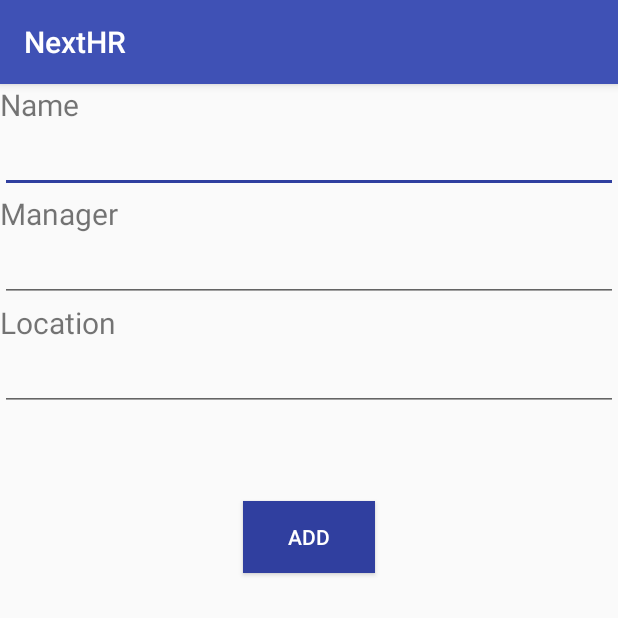
After one commit to Frz11/NextHr, an Android app: the AddDepartmentActivity screen opened directly, with no data from a screen before it, on a phone screen of 412 x 824 dp, the top half of it. The commit adds this screen. Run offline under Robolectric (Android 15) with nearby library versions, the phone set to English and light mode, and no system bars; our stand-ins replace Firebase (no records; nobody signed in at launch, a user with empty details on screens opened directly); Roboto replaces fonts that are not available here; 1 statement that could not run was skipped.

Commit message:
started departments + more reworks

```diff
--- a/app/src/main/AndroidManifest.xml
+++ b/app/src/main/AndroidManifest.xml
@@ -14,7 +14,9 @@
         android:roundIcon="@mipmap/ic_launcher_round"
         android:supportsRtl="true"
         android:theme="@style/AppTheme">
-        <activity android:name=".EditLocationActivity"></activity>
+        <activity android:name=".EditDepartmentActivity"></activity>
+        <activity android:name=".AddDepartmentActivity" />
+        <activity android:name=".EditLocationActivity" />
         <activity android:name=".AddLocationActivity" />
         <activity android:name=".AddRoleActivity" />
         <activity
--- a/app/src/main/java/com/example/cristianion/nexthr/FirstAdminActivity.java
+++ b/app/src/main/java/com/example/cristianion/nexthr/FirstAdminActivity.java
@@ -111,6 +111,7 @@ public class FirstAdminActivity extends AppCompatActivity {
                         if(!task.isSuccessful()){
                             showError(getApplicationContext(),"Register failed: "
                                     +task.getException());
+                            showProgress(false,firstAdminView,progressBar);
                         } else {
                             auth.signInWithEmailAndPassword(email,password).addOnSuccessListener(new OnSuccessListener<AuthResult>() {
                                 @Override
@@ -171,6 +172,9 @@ public class FirstAdminActivity extends AppCompatActivity {
                                                         }
                                                     });
                                                 }
+                                            } else {
+                                                showError(getApplicationContext(),"Company name already in use!");
+                                                showProgress(false,firstAdminView,progressBar);
                                             }
                                         }
                                     });
--- a/app/src/main/java/com/example/cristianion/nexthr/LocationFragment.java
+++ b/app/src/main/java/com/example/cristianion/nexthr/LocationFragment.java
@@ -66,7 +66,7 @@ public class LocationFragment extends Fragment {
         super.onActivityResult(requestCode, resultCode, data);
         if(requestCode == 1){
             assert getFragmentManager() != null;
-            getFragmentManager().beginTransaction().replace(R.id.Frame,new LocationFragment());
+            getFragmentManager().beginTransaction().replace(R.id.Frame,new LocationFragment()).commit();
 
         }
     }
--- a/app/src/main/java/com/example/cristianion/nexthr/MenuActivity.java
+++ b/app/src/main/java/com/example/cristianion/nexthr/MenuActivity.java
@@ -51,6 +51,7 @@ public class MenuActivity extends AppCompatActivity
 
 
     public static final int editLocationCode = 1;
+    public static final int editDepartmentCode = 2;
 
     private FirebaseFirestore db = FirebaseFirestore.getInstance();
 
@@ -224,6 +225,8 @@ public class MenuActivity extends AppCompatActivity
             fragment = new RolesFragment();
         } else if (id == R.id.nav_employees) {
             fragment = new EmployeesFragment();
+        } else if (id == R.id.nav_departments){
+            fragment = new DepartmentsFragment();
         } else if (id == R.id.nav_locations){
             fragment = new LocationFragment();
         }
@@ -248,6 +251,8 @@ public class MenuActivity extends AppCompatActivity
             case editLocationCode :
                 getSupportFragmentManager().beginTransaction().replace(R.id.Frame,new LocationFragment()).commit();
                 break;
+            case editDepartmentCode :
+                getSupportFragmentManager().beginTransaction().replace(R.id.Frame,new DepartmentsFragment()).commit();
         }
     }
 }
--- /dev/null
+++ b/app/src/main/res/layout/activity_add_department.xml
@@ -0,0 +1,79 @@
+<?xml version="1.0" encoding="utf-8"?>
+<RelativeLayout xmlns:android="http://schemas.android.com/apk/res/android"
+    xmlns:app="http://schemas.android.com/apk/res-auto"
+    xmlns:tools="http://schemas.android.com/tools"
+    android:layout_width="match_parent"
+    android:layout_height="match_parent"
+    tools:context=".AddDepartmentActivity">
+    <ProgressBar
+        android:layout_width="wrap_content"
+        android:layout_height="wrap_content"
+        android:id="@+id/AddDepartmentProgress"
+        android:layout_centerVertical="true"
+        android:layout_centerHorizontal="true"
+        android:visibility="gone"
+        />
+    <RelativeLayout
+        android:id="@+id/AddDepartmentView"
+        android:layout_width="match_parent"
+        android:layout_height="match_parent">
+        <TextView
+            android:layout_width="match_parent"
+            android:layout_height="wrap_content"
+            android:id="@+id/departmentNameLabel"
+            android:text="@string/name"
+            android:textSize="20sp"/>
+        <EditText
+            android:layout_below="@id/departmentNameLabel"
+            android:layout_width="match_parent"
+            android:layout_height="wrap_content"
+            android:singleLine="true"
+            android:id="@+id/departmentNameInput"
+            />
+        <TextView
+            android:layout_width="match_parent"
+            android:layout_height="wrap_content"
+            android:textSize="20sp"
+            android:text="@string/manager"
+            android:labelFor="@id/departmentManagerInput"
+            android:layout_below="@+id/departmentNameInput"
+            android:id="@+id/departmentManagerLabel"/>
+
+        <AutoCompleteTextView
+            android:singleLine="true"
+            android:layout_width="match_parent"
+            android:layout_height="wrap_content"
+            android:layout_below="@id/departmentManagerLabel"
+            android:id="@+id/departmentManagerInput"/>
+
+        <TextView
+            android:layout_width="match_parent"
+            android:layout_height="wrap_content"
+            android:layout_below="@id/departmentManagerInput"
+            android:textSize="20sp"
+            android:id="@+id/departmentLocationLabel"
+            android:labelFor="@id/departmentLocationInput"
+            android:text="@string/location"/>
+
+        <AutoCompleteTextView
+            android:singleLine="true"
+            android:layout_width="match_parent"
+            android:layout_height="wrap_content"
+            android:layout_below="@id/departmentLocationLabel"
+            android:id="@+id/departmentLocationInput"/>
+
+        <Button
+            android:layout_width="wrap_content"
+            android:layout_height="wrap_content"
+            android:id="@+id/AddDepartmentButton"
+            android:layout_below="@id/departmentLocationInput"
+            android:layout_centerHorizontal="true"
+            android:layout_marginTop="60dp"
+            android:background="@color/colorPrimaryDark"
+            android:text="@string/add"
+            android:textColor="@android:color/white"/>
+
+
+    </RelativeLayout>
+
+</RelativeLayout>
--- a/app/src/main/res/values/strings.xml
+++ b/app/src/main/res/values/strings.xml
@@ -55,4 +55,6 @@
     <string name="change_password">Change Password</string>
     <string name="add">ADD</string>
     <string name="name">Name</string>
+    <string name="manager">Manager</string>
+    <string name="location">Location</string>
 </resources>
```
Also changed, not shown: app/src/main/java/com/example/cristianion/nexthr/Adapters/DepartmentAdapter.java (added, +100 -0 lines), app/src/main/java/com/example/cristianion/nexthr/AddDepartmentActivity.java (added, +145 -0 lines), app/src/main/java/com/example/cristianion/nexthr/DepartmentsFragment.java (added, +78 -0 lines), app/src/main/java/com/example/cristianion/nexthr/EditDepartmentActivity.java (added, +17 -0 lines), app/src/main/res/layout/activity_edit_department.xml (added, +64 -0 lines), app/src/main/res/layout/departmentitem_layout.xml (added, +23 -0 lines), app/src/main/res/layout/departments_layout.xml (added, +62 -0 lines), 370 other files.
